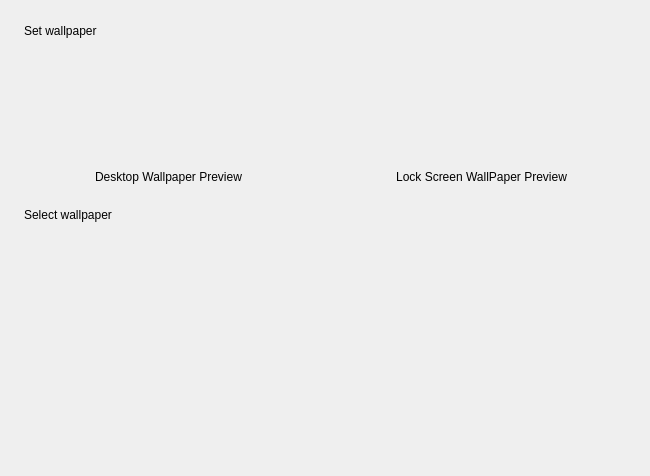
First picture: the form in plugins/appearance/src/pages/wallpaper/wallpaper.ui, repository openeuler-mirror/kiran-control-panel, before the edit.
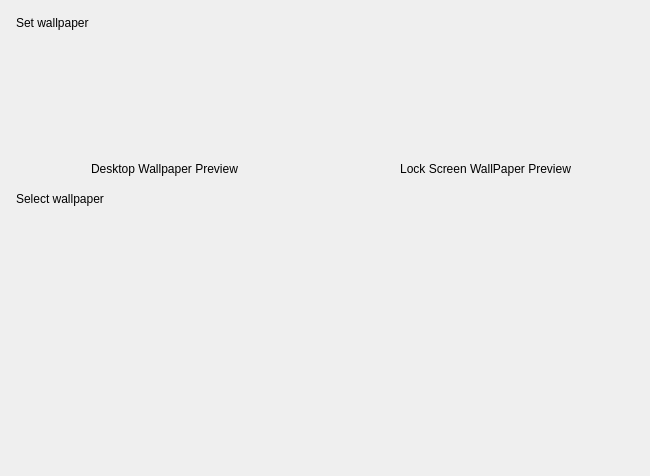
Second picture: the form after the edit. Custom widgets are drawn as their Qt base class.

What changed in the file:
```diff
--- a/plugins/appearance/src/pages/wallpaper/wallpaper.ui
+++ b/plugins/appearance/src/pages/wallpaper/wallpaper.ui
@@ -18,19 +18,19 @@
   </property>
   <layout class="QVBoxLayout" name="verticalLayout">
    <property name="spacing">
-    <number>24</number>
+    <number>16</number>
    </property>
    <property name="leftMargin">
-    <number>24</number>
+    <number>16</number>
    </property>
    <property name="topMargin">
-    <number>24</number>
+    <number>16</number>
    </property>
    <property name="rightMargin">
-    <number>24</number>
+    <number>16</number>
    </property>
    <property name="bottomMargin">
-    <number>40</number>
+    <number>16</number>
    </property>
    <item>
     <widget class="QStackedWidget" name="stackedWidget_Wallpaper">
@@ -43,7 +43,7 @@
      <widget class="QWidget" name="page_setting">
       <layout class="QVBoxLayout" name="verticalLayout_2">
        <property name="spacing">
-        <number>24</number>
+        <number>16</number>
        </property>
        <property name="leftMargin">
         <number>0</number>
@@ -243,6 +243,14 @@
    </item>
   </layout>
  </widget>
+ <customwidgets>
+  <customwidget>
+   <class>KiranFrame</class>
+   <extends>QWidget</extends>
+   <header location="global">kiran-frame/kiran-frame.h</header>
+   <container>1</container>
+  </customwidget>
+ </customwidgets>
  <resources/>
  <connections/>
 </ui>
```
Left out of the diff: 4 changed lines with no effect on the pictures.
